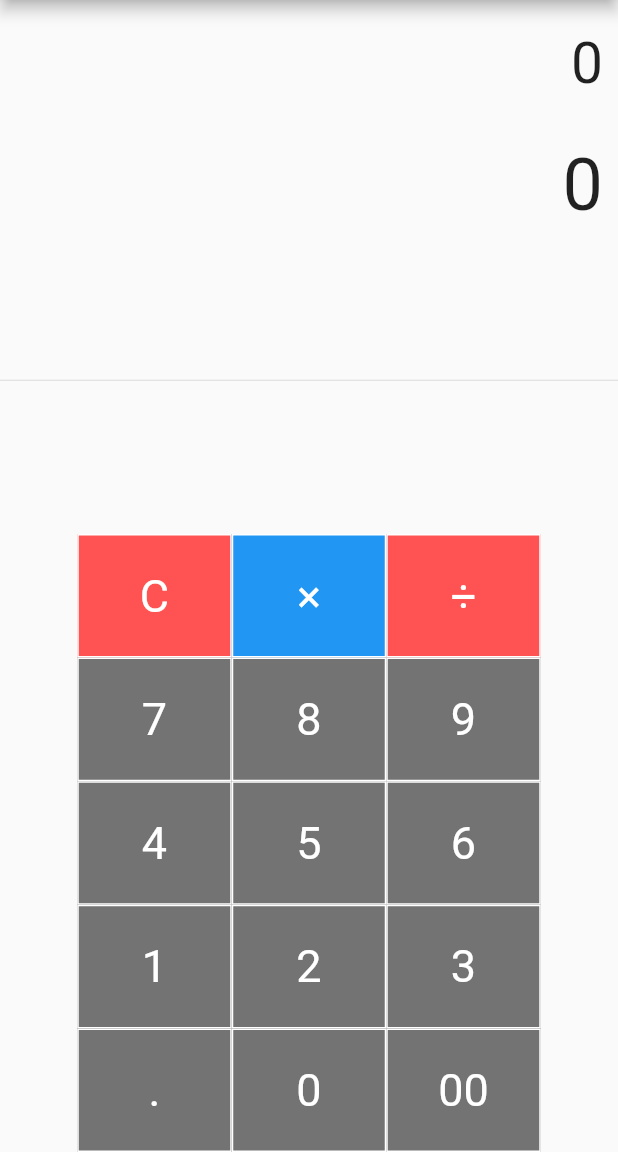
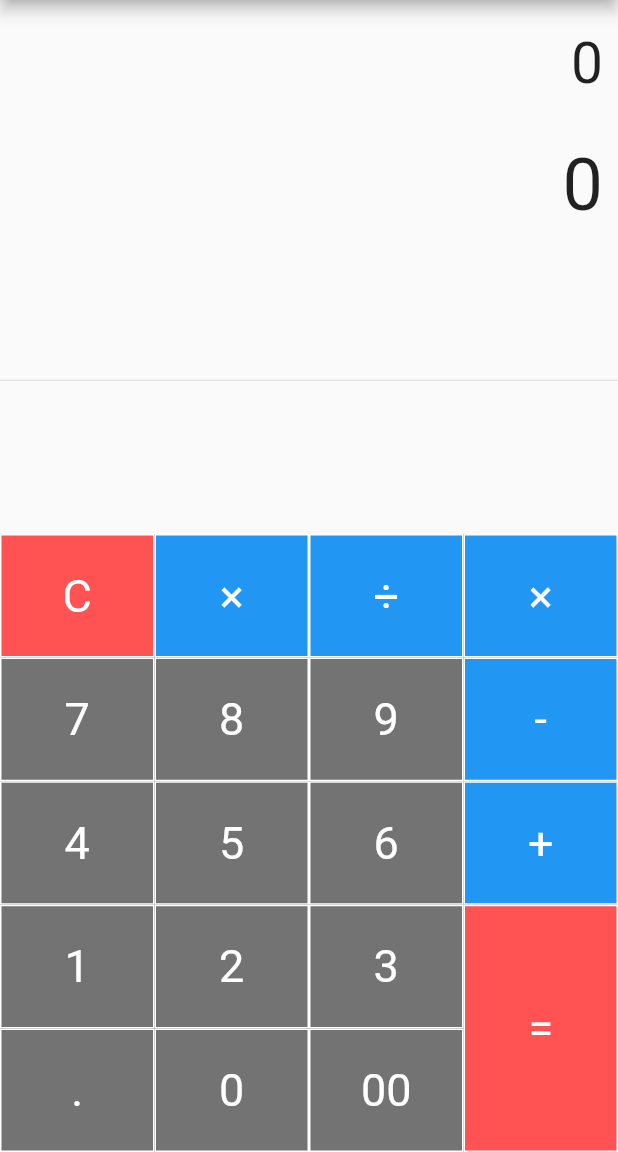
Before and after one commit to rudanijemin/Calculator, a Flutter app: the screen it shows after launch, on a phone screen of 412 x 824 dp, the part 84-1236 px from its top. Run offline on Flutter 3.47's test engine with Material 2 defaults, Android fonts, the phone set to English and light mode, and no system bars.

Commit message:
add button

```diff
--- a/lib/main.dart
+++ b/lib/main.dart
@@ -87,7 +87,7 @@ class _simplecalculatorState extends State<simplecalculator> {
                       children: [
                         buildButton("C", 1, Colors.redAccent),
                         buildButton("×", 1, Colors.blue),
-                        buildButton("÷", 1, Colors.redAccent),
+                        buildButton("÷", 1, Colors.blue),
                       ],   //symbol ke liye google---fileformat.info
                     ),
                     TableRow(
@@ -118,11 +118,38 @@ class _simplecalculatorState extends State<simplecalculator> {
                         buildButton("00", 1, Colors.black54),
                       ],
                     ),
-
-
-
                   ],
                 ),
+              ),
+              Container(
+              width: MediaQuery.of(context).size.width*0.25,
+              child: Table(
+                children: [
+                  TableRow(
+                    children: [
+                      buildButton("×", 1, Colors.blue),
+                    ],
+                  ),
+                  TableRow(
+                    children: [
+                      buildButton("-", 1, Colors.blue),
+                    ],
+                  ),
+                  TableRow(
+                    children: [
+                      buildButton("+", 1, Colors.blue),
+                    ],
+                  ),
+                  TableRow(
+                    children: [
+                      buildButton("=", 2, Colors.redAccent),
+                    ],
+                  ),
+
+                ],
+
+              ),
+
               ),
             ],
           ),
```
Also changed, not shown: 5 other files.
